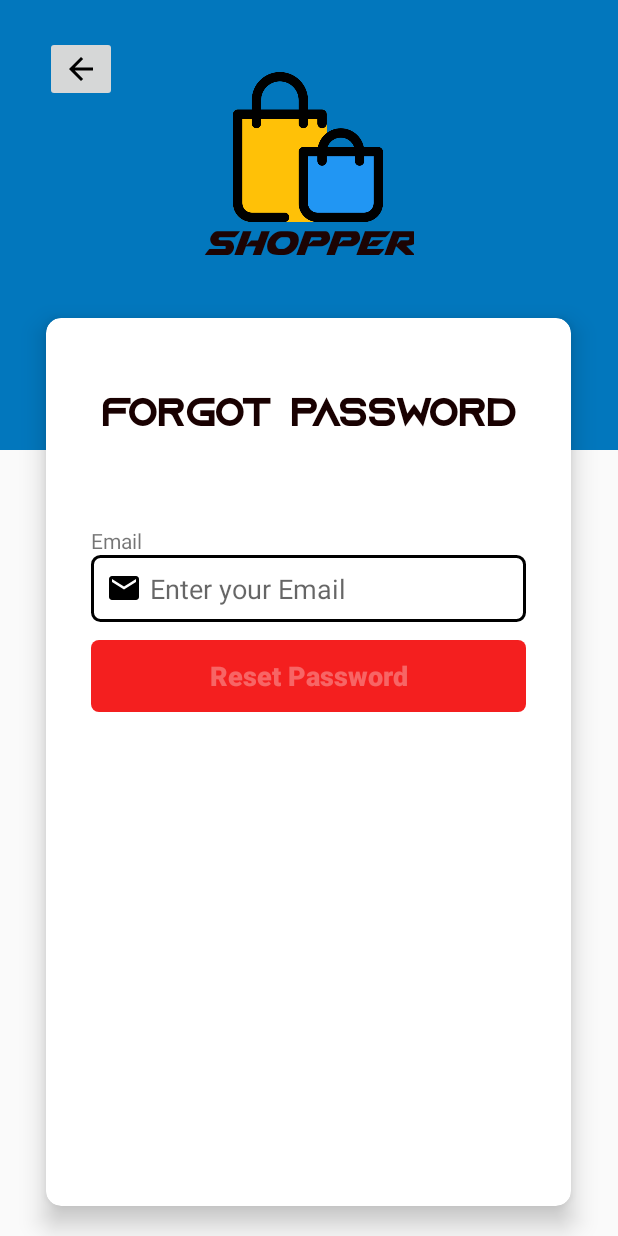
After one commit to diptoroy/Shopper, an Android app: the fragment ForgetPasswordFragment placed in its activity, on a phone screen of 412 x 824 dp. The commit adds this screen. Run offline under Robolectric (Android 15) with nearby library versions, the phone set to English and light mode, and no system bars; our stand-ins replace Firebase (no records; nobody signed in at launch, a user with empty details on screens opened directly).

Commit message:
reset password

```diff
--- a/app/src/main/java/com/atcampus/shopper/Activity/SplashActivity.java
+++ b/app/src/main/java/com/atcampus/shopper/Activity/SplashActivity.java
@@ -22,25 +22,25 @@ public class SplashActivity extends AppCompatActivity {
         auth = FirebaseAuth.getInstance();
 
         SystemClock.sleep(3000);
-//        Intent loginIntent = new Intent(getApplicationContext(),RegisterActivity.class);
-//        startActivity(loginIntent);
-//        finish();
+        Intent loginIntent = new Intent(getApplicationContext(),RegisterActivity.class);
+        startActivity(loginIntent);
+        finish();
     }
 
-    @Override
-    protected void onStart() {
-        super.onStart();
-
-        FirebaseUser currentUser = auth.getCurrentUser();
-
-        if (currentUser == null){
-            Intent registerIntent = new Intent(SplashActivity.this,RegisterActivity.class);
-            startActivity(registerIntent);
-            finish();
-        }else{
-            Intent mainIntent = new Intent(SplashActivity.this,MainActivity.class);
-            startActivity(mainIntent);
-            finish();
-        }
-    }
+//    @Override
+//    protected void onStart() {
+//        super.onStart();
+//
+//        FirebaseUser currentUser = auth.getCurrentUser();
+//
+//        if (currentUser == null){
+//            Intent registerIntent = new Intent(SplashActivity.this,RegisterActivity.class);
+//            startActivity(registerIntent);
+//            finish();
+//        }else{
+//            Intent mainIntent = new Intent(SplashActivity.this,MainActivity.class);
+//            startActivity(mainIntent);
+//            finish();
+//        }
+//    }
 }
--- /dev/null
+++ b/app/src/main/java/com/atcampus/shopper/Fragment/ForgetPasswordFragment.java
@@ -0,0 +1,117 @@
+package com.atcampus.shopper.Fragment;
+
+import android.graphics.Color;
+import android.icu.util.ValueIterator;
+import android.os.Bundle;
+
+import androidx.annotation.NonNull;
+import androidx.annotation.Nullable;
+import androidx.fragment.app.Fragment;
+import androidx.fragment.app.FragmentTransaction;
+
+import android.text.Editable;
+import android.text.TextUtils;
+import android.text.TextWatcher;
+import android.view.LayoutInflater;
+import android.view.View;
+import android.view.ViewGroup;
+import android.widget.Button;
+import android.widget.EdgeEffect;
+import android.widget.EditText;
+import android.widget.FrameLayout;
+import android.widget.ImageButton;
+import android.widget.ProgressBar;
+import android.widget.TextView;
+
+import com.atcampus.shopper.R;
+import com.google.firebase.auth.FirebaseAuth;
+
+/**
+ * A simple {@link Fragment} subclass.
+ */
+public class ForgetPasswordFragment extends Fragment {
+
+    public ForgetPasswordFragment() {
+        // Required empty public constructor
+    }
+
+    private FrameLayout parentFrameLayout;
+
+    private EditText userEmail;
+    private TextView checkText;
+    private ImageButton backBtn;
+    private Button resetBtn;
+    private ProgressBar progressBar;
+
+    private FirebaseAuth auth;
+
+    @Override
+    public View onCreateView(LayoutInflater inflater, ViewGroup container,
+                             Bundle savedInstanceState) {
+        // Inflate the layout for this fragment
+        View view = inflater.inflate(R.layout.fragment_forget_password, container, false);
+        parentFrameLayout = getActivity().findViewById(R.id.registerFrame);
+        userEmail = view.findViewById(R.id.userMail);
+        checkText = view.findViewById(R.id.textView3);
+        backBtn = view.findViewById(R.id.backBtn);
+        resetBtn = view.findViewById(R.id.resetBtn);
+        progressBar = view.findViewById(R.id.progressBar3);
+
+        auth = FirebaseAuth.getInstance();
+        return view;
+    }
+
+    @Override
+    public void onViewCreated(@NonNull View view, @Nullable Bundle savedInstanceState) {
+        super.onViewCreated(view, savedInstanceState);
+
+        userEmail.addTextChangedListener(new TextWatcher() {
+            @Override
+            public void beforeTextChanged(CharSequence s, int start, int count, int after) {
+
+            }
+
+            @Override
+            public void onTextChanged(CharSequence s, int start, int before, int count) {
+                checkUserInput();
+            }
+
+            @Override
+            public void afterTextChanged(Editable s) {
+
+            }
+        });
+
+        backBtn.setOnClickListener(new View.OnClickListener() {
+            @Override
+            public void onClick(View v) {
+                setFragment(new SigninFragment());
+            }
+        });
+
+        resetBtn.setOnClickListener(new View.OnClickListener() {
+            @Override
+            public void onClick(View v) {
+
+            }
+        });
+    }
+
+    private void setFragment(Fragment fragment) {
+        FragmentTransaction fragmentTransaction = getActivity().getSupportFragmentManager().beginTransaction();
+        fragmentTransaction.setCustomAnimations(R.anim.slide_right,R.anim.slide_out_from_left);
+        fragmentTransaction.replace(parentFrameLayout.getId(),fragment);
+        fragmentTransaction.commit();
+    }
+
+    private void checkUserInput() {
+
+        if (TextUtils.isEmpty(userEmail.getText())){
+            resetBtn.setEnabled(false);
+            resetBtn.setTextColor(Color.argb(50,255,255,255));
+        }else {
+            resetBtn.setEnabled(true);
+            resetBtn.setTextColor(Color.rgb(255,255,255));
+        }
+    }
+}
--- a/app/src/main/java/com/atcampus/shopper/Fragment/SigninFragment.java
+++ b/app/src/main/java/com/atcampus/shopper/Fragment/SigninFragment.java
@@ -39,7 +39,7 @@ public class SigninFragment extends Fragment {
         // Required empty public constructor
     }
 
-    private TextView registerBtn;
+    private TextView registerBtn,forgotBtn;
     private FrameLayout parentFrameLayout;
 
     private EditText email,password;
@@ -63,6 +63,7 @@ public class SigninFragment extends Fragment {
         password = view.findViewById(R.id.userPassword);
         signinBtn = view.findViewById(R.id.btnSignin);
         closeBtn = view.findViewById(R.id.closeBtn);
+        forgotBtn = view.findViewById(R.id.forgatePassword);
         progressBar = view.findViewById(R.id.progressBar2);
 
         auth = FirebaseAuth.getInstance();
@@ -124,6 +125,13 @@ public class SigninFragment extends Fragment {
             @Override
             public void onClick(View v) {
                 mainIntent();
+            }
+        });
+
+        forgotBtn.setOnClickListener(new View.OnClickListener() {
+            @Override
+            public void onClick(View v) {
+                setFragment(new ForgetPasswordFragment());
             }
         });
     }
--- /dev/null
+++ b/app/src/main/res/drawable/ic_arrow_back_black_24dp.xml
@@ -0,0 +1,9 @@
+<vector xmlns:android="http://schemas.android.com/apk/res/android"
+        android:width="24dp"
+        android:height="24dp"
+        android:viewportWidth="24.0"
+        android:viewportHeight="24.0">
+    <path
+        android:fillColor="#FF000000"
+        android:pathData="M20,11H7.83l5.59,-5.59L12,4l-8,8 8,8 1.41,-1.41L7.83,13H20v-2z"/>
+</vector>
--- /dev/null
+++ b/app/src/main/res/drawable/reset_btn.xml
@@ -0,0 +1,5 @@
+<?xml version="1.0" encoding="utf-8"?>
+<shape xmlns:android="http://schemas.android.com/apk/res/android">
+    <solid android:color="#F41F1F"></solid>
+    <corners android:radius="5dp"></corners>
+</shape>
--- /dev/null
+++ b/app/src/main/res/layout/activity_splash.xml
@@ -0,0 +1,38 @@
+<?xml version="1.0" encoding="utf-8"?>
+<androidx.constraintlayout.widget.ConstraintLayout xmlns:android="http://schemas.android.com/apk/res/android"
+    xmlns:app="http://schemas.android.com/apk/res-auto"
+    xmlns:tools="http://schemas.android.com/tools"
+    android:layout_width="match_parent"
+    android:layout_height="match_parent"
+    android:background="@color/colorPrimary"
+    tools:context=".Activity.SplashActivity">
+
+    <ImageView
+        android:id="@+id/imageView2"
+        android:layout_width="200dp"
+        android:layout_height="200dp"
+        android:layout_marginStart="105dp"
+        android:layout_marginTop="216dp"
+        android:layout_marginEnd="106dp"
+        app:layout_constraintEnd_toEndOf="parent"
+        app:layout_constraintHorizontal_bias="0.0"
+        app:layout_constraintStart_toStartOf="parent"
+        app:layout_constraintTop_toTopOf="parent"
+        app:srcCompat="@drawable/bag" />
+
+    <TextView
+        android:textSize="30sp"
+        android:fontFamily="@font/airstrike"
+        android:id="@+id/textView2"
+        android:layout_width="wrap_content"
+        android:layout_height="wrap_content"
+        android:layout_marginStart="176dp"
+        android:layout_marginTop="31dp"
+        android:textStyle="bold"
+        android:layout_marginEnd="176dp"
+        android:textColor="#290101"
+        android:text="@string/app_name"
+        app:layout_constraintEnd_toEndOf="parent"
+        app:layout_constraintStart_toStartOf="parent"
+        app:layout_constraintTop_toBottomOf="@+id/imageView2" />
+</androidx.constraintlayout.widget.ConstraintLayout>
--- /dev/null
+++ b/app/src/main/res/layout/fragment_forget_password.xml
@@ -0,0 +1,178 @@
+<?xml version="1.0" encoding="utf-8"?>
+<FrameLayout xmlns:android="http://schemas.android.com/apk/res/android"
+    xmlns:app="http://schemas.android.com/apk/res-auto"
+    xmlns:tools="http://schemas.android.com/tools"
+    android:layout_width="match_parent"
+    android:layout_height="match_parent"
+    tools:context=".Fragment.ForgetPasswordFragment">
+
+    <!-- TODO: Update blank fragment layout -->
+
+
+    <androidx.constraintlayout.widget.ConstraintLayout
+        android:layout_width="match_parent"
+        android:layout_height="match_parent">
+
+        <View
+            android:id="@+id/view"
+            android:layout_width="match_parent"
+            android:layout_height="300dp"
+            android:background="@color/signdesign"
+            app:layout_constraintEnd_toEndOf="parent"
+            app:layout_constraintStart_toStartOf="parent"
+            app:layout_constraintTop_toTopOf="parent">
+        </View>
+
+        <ImageView
+            android:id="@+id/imageView"
+            android:layout_width="100dp"
+            android:layout_height="100dp"
+            android:layout_marginTop="48dp"
+            android:src="@drawable/bag"
+            app:layout_constraintEnd_toEndOf="parent"
+            app:layout_constraintHorizontal_bias="0.498"
+            app:layout_constraintStart_toStartOf="parent"
+            app:layout_constraintTop_toTopOf="@+id/view"></ImageView>
+
+        <TextView
+            android:id="@+id/textview1"
+            android:layout_width="wrap_content"
+            android:layout_height="wrap_content"
+            android:fontFamily="@font/airstrike"
+            android:text="@string/app_name"
+            android:textSize="30sp"
+            android:textColor="#1C0404"
+            app:layout_constraintEnd_toEndOf="parent"
+            app:layout_constraintHorizontal_bias="0.498"
+            app:layout_constraintStart_toStartOf="parent"
+            app:layout_constraintTop_toBottomOf="@+id/imageView"></TextView>
+
+        <androidx.cardview.widget.CardView
+            android:layout_width="350dp"
+            android:layout_height="match_parent"
+            android:layout_marginTop="212dp"
+            android:layout_marginBottom="20dp"
+            android:background="@color/signbackColor"
+            app:cardCornerRadius="10dp"
+            app:cardElevation="10dp"
+            app:layout_constraintBottom_toBottomOf="parent"
+            app:layout_constraintEnd_toEndOf="parent"
+            app:layout_constraintHorizontal_bias="0.491"
+            app:layout_constraintStart_toStartOf="parent"
+            app:layout_constraintTop_toBottomOf="@id/textview1">
+
+            <androidx.constraintlayout.widget.ConstraintLayout
+                android:layout_width="match_parent"
+                android:layout_height="match_parent">
+
+                <TextView
+                    android:id="@+id/textView"
+                    android:layout_width="wrap_content"
+                    android:layout_height="wrap_content"
+                    android:layout_marginTop="52dp"
+                    android:fontFamily="@font/az"
+                    android:text="Forgot Password"
+                    android:textColor="#190101"
+                    android:textSize="25sp"
+                    android:textStyle="bold"
+                    app:layout_constraintEnd_toEndOf="parent"
+                    app:layout_constraintHorizontal_bias="0.504"
+                    app:layout_constraintStart_toStartOf="parent"
+                    app:layout_constraintTop_toTopOf="parent"></TextView>
+
+                <EditText
+                    android:id="@+id/userMail"
+                    android:layout_width="match_parent"
+                    android:layout_height="wrap_content"
+                    android:layout_marginStart="30dp"
+                    android:layout_marginEnd="30dp"
+                    android:background="@drawable/editfield"
+                    android:drawableLeft="@drawable/ic_email_black_24dp"
+                    android:drawablePadding="5dp"
+                    android:ems="10"
+                    android:hint="Enter your Email"
+                    android:inputType="textEmailAddress"
+                    android:padding="10dp"
+                    app:layout_constraintEnd_toEndOf="parent"
+                    app:layout_constraintHorizontal_bias="0.0"
+                    app:layout_constraintStart_toStartOf="parent"
+                    app:layout_constraintTop_toBottomOf="@+id/textView5" />
+
+                <Button
+                    android:id="@+id/resetBtn"
+                    android:layout_width="match_parent"
+                    android:layout_height="wrap_content"
+                    android:layout_marginStart="30dp"
+                    android:layout_marginTop="12dp"
+                    android:layout_marginEnd="30dp"
+                    android:background="@drawable/reset_btn"
+                    android:enabled="false"
+                    android:text="Reset Password"
+                    android:textAllCaps="false"
+                    android:textColor="#50ffffff"
+                    android:textSize="18sp"
+                    android:textStyle="bold"
+                    app:layout_constraintEnd_toEndOf="parent"
+                    app:layout_constraintHorizontal_bias="1.0"
+                    app:layout_constraintStart_toStartOf="parent"
+                    app:layout_constraintTop_toBottomOf="@+id/progressBar3" />
+
+                <TextView
+                    android:id="@+id/textView5"
+                    android:layout_width="wrap_content"
+                    android:layout_height="wrap_content"
+                    android:layout_marginTop="60dp"
+                    android:text="Email"
+                    android:textStyle="normal"
+                    app:layout_constraintEnd_toEndOf="parent"
+                    app:layout_constraintHorizontal_bias="0.095"
+                    app:layout_constraintStart_toStartOf="parent"
+                    app:layout_constraintTop_toBottomOf="@+id/textView" />
+
+                <TextView
+                    android:id="@+id/textView3"
+                    android:layout_width="wrap_content"
+                    android:layout_height="wrap_content"
+                    android:layout_marginStart="146dp"
+                    android:layout_marginTop="14dp"
+                    android:layout_marginEnd="145dp"
+                    android:text="Check your email!"
+                    android:visibility="gone"
+                    android:textStyle="bold"
+                    app:layout_constraintEnd_toEndOf="parent"
+                    app:layout_constraintHorizontal_bias="0.509"
+                    app:layout_constraintStart_toStartOf="parent"
+                    app:layout_constraintTop_toBottomOf="@+id/userMail" />
+
+                <ProgressBar
+                    android:id="@+id/progressBar3"
+                    style="?android:attr/progressBarStyleHorizontal"
+                    android:layout_width="wrap_content"
+                    android:layout_height="wrap_content"
+                    android:layout_marginStart="151dp"
+                    android:layout_marginTop="4dp"
+                    android:visibility="gone"
+                    android:layout_marginEnd="151dp"
+                    app:layout_constraintEnd_toEndOf="parent"
+                    app:layout_constraintStart_toStartOf="parent"
+                    app:layout_constraintTop_toBottomOf="@+id/textView3" />
+
+
+            </androidx.constraintlayout.widget.ConstraintLayout>
+
+        </androidx.cardview.widget.CardView>
+
+        <ImageButton
+            android:id="@+id/backBtn"
+            android:layout_width="wrap_content"
+            android:layout_height="wrap_content"
+            android:layout_marginTop="24dp"
+            android:src="@drawable/ic_arrow_back_black_24dp"
+            app:layout_constraintEnd_toEndOf="parent"
+            app:layout_constraintHorizontal_bias="0.082"
+            app:layout_constraintStart_toStartOf="parent"
+            app:layout_constraintTop_toTopOf="parent" />
+
+
+    </androidx.constraintlayout.widget.ConstraintLayout>
+</FrameLayout>
```
